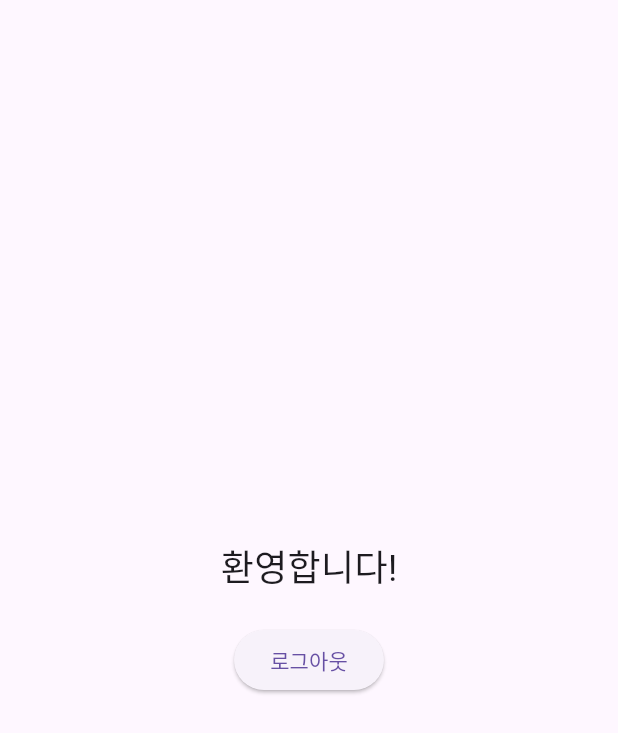
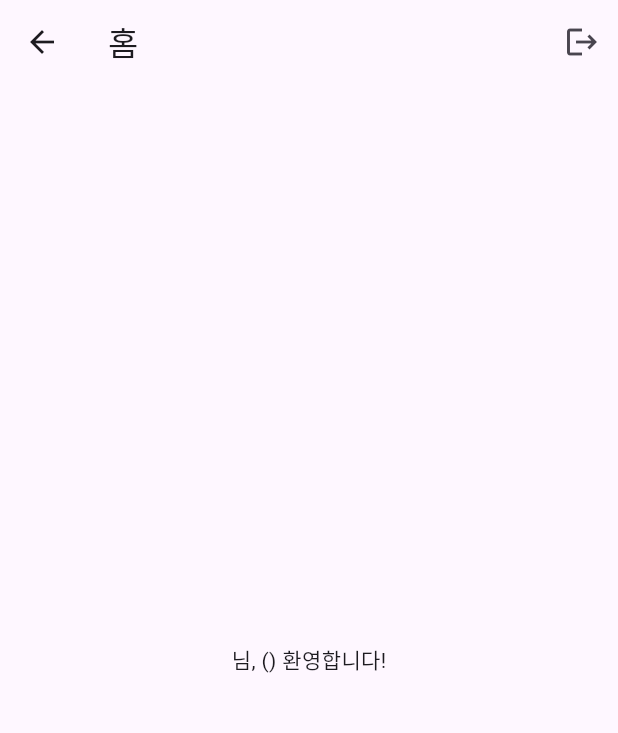
Before and after one commit to minsterboy/getx, a Flutter app: the HomePage screen opened directly, on a phone screen of 412 x 824 dp. Shown: the top 733 px of the screen. Run offline on Flutter 3.47's test engine with Material 3 defaults, Android fonts, the phone set to English and light mode, and no system bars; our stand-ins replace get; accounts and stored records are empty.

Commit message:
GetX Auth 정리 - 로그인페이지와 홈페이지 - 각 페이지를 컨트롤러로 묶음 - auth_service를 통해서 전역 Api, 상태 관리 - 스플래시 화면

```diff
--- /dev/null
+++ b/lib/app/routes/app_pages.dart
@@ -0,0 +1,29 @@
+import 'package:get/get.dart';
+import 'package:getx_test/app/bindings/home_binding.dart';
+import 'package:getx_test/app/bindings/login_binding.dart';
+import 'package:getx_test/pages/home/home_page.dart';
+import 'package:getx_test/pages/login/login_page.dart';
+import 'package:getx_test/pages/splash/splash_page.dart';
+
+class AppRoutes {
+  static const SPLASH = '/';
+  static const LOGIN = '/login';
+  static const HOME = '/home';
+}
+
+final List<GetPage> appPages = [
+  GetPage(
+    name: AppRoutes.SPLASH,
+    page: () => SplashPage(),
+  ),
+  GetPage(
+    name: AppRoutes.LOGIN,
+    page: () => LoginPage(),
+    binding: LoginBinding(),
+  ),
+  GetPage(
+    name: AppRoutes.HOME,
+    page: () => HomePage(),
+    binding: HomeBinding(),
+  ),
+];
--- /dev/null
+++ b/lib/models/user_model.dart
@@ -0,0 +1,6 @@
+class AppUser {
+  final String name;
+  final String email;
+
+  AppUser({required this.name, required this.email});
+}
--- /dev/null
+++ b/lib/pages/home/home_controller.dart
@@ -0,0 +1,12 @@
+import 'package:get/get.dart';
+import 'package:getx_test/app/routes/app_pages.dart';
+import 'package:getx_test/services/auth_service.dart';
+
+class HomeController extends GetxController {
+  final auth = Get.find<AuthService>();
+
+  void logout() {
+    auth.logout();
+    Get.offAllNamed(AppRoutes.LOGIN);
+  }
+}
--- /dev/null
+++ b/lib/pages/home/home_page.dart
@@ -0,0 +1,31 @@
+import 'package:flutter/material.dart';
+import 'package:get/get.dart';
+import 'package:getx_test/pages/home/home_controller.dart';
+import 'package:getx_test/services/auth_service.dart';
+
+class HomePage extends StatelessWidget {
+  final auth = Get.find<AuthService>();
+  final controller = Get.put(HomeController());
+
+  @override
+  Widget build(BuildContext context) {
+    return Scaffold(
+      appBar: AppBar(
+        title: Text('홈'),
+        actions: [
+          IconButton(
+            icon: Icon(Icons.logout),
+            onPressed: controller.logout,
+          ),
+        ],
+      ),
+      body: Center(
+        child: Obx(() {
+          final user = auth.user.value;
+          if (user == null) return Text('로그인 정보 없음');
+          return Text('${user.name}님, (${user.email}) 환영합니다!');
+        }),
+      ),
+    );
+  }
+}
--- a/lib/pages/home_page.dart
+++ /dev/null
@@ -1,30 +0,0 @@
-import 'package:flutter/material.dart';
-import 'package:get/get.dart';
-import '../services/auth_service.dart';
-
-class HomePage extends StatelessWidget {
-  const HomePage({super.key});
-
-  @override
-  Widget build(BuildContext context) {
-    final auth = Get.find<AuthService>();
-
-    return Scaffold(
-      body: Center(
-        child: Column(
-          mainAxisAlignment: MainAxisAlignment.center,
-          children: [
-            Text('환영합니다!', style: TextStyle(fontSize: 24)),
-            SizedBox(height: 20),
-            ElevatedButton(
-              onPressed: () {
-                auth.logout(); // 로그아웃 시 LoginPage로 자동 이동
-              },
-              child: Text('로그아웃'),
-            )
-          ],
-        ),
-      ),
-    );
-  }
-}
```
Also changed, not shown: lib/app/bindings/home_binding.dart (added, +9 -0 lines), lib/app/bindings/login_binding.dart (added, +9 -0 lines), lib/main.dart (+8 -11 lines), lib/pages/login/login_controller.dart (added, +18 -0 lines), lib/pages/login/login_page.dart (added, +37 -0 lines), lib/pages/login_page.dart (deleted, +0 -29 lines), lib/pages/splash/splash_page.dart (added, +43 -0 lines), lib/services/auth_service.dart (+18 -15 lines).
